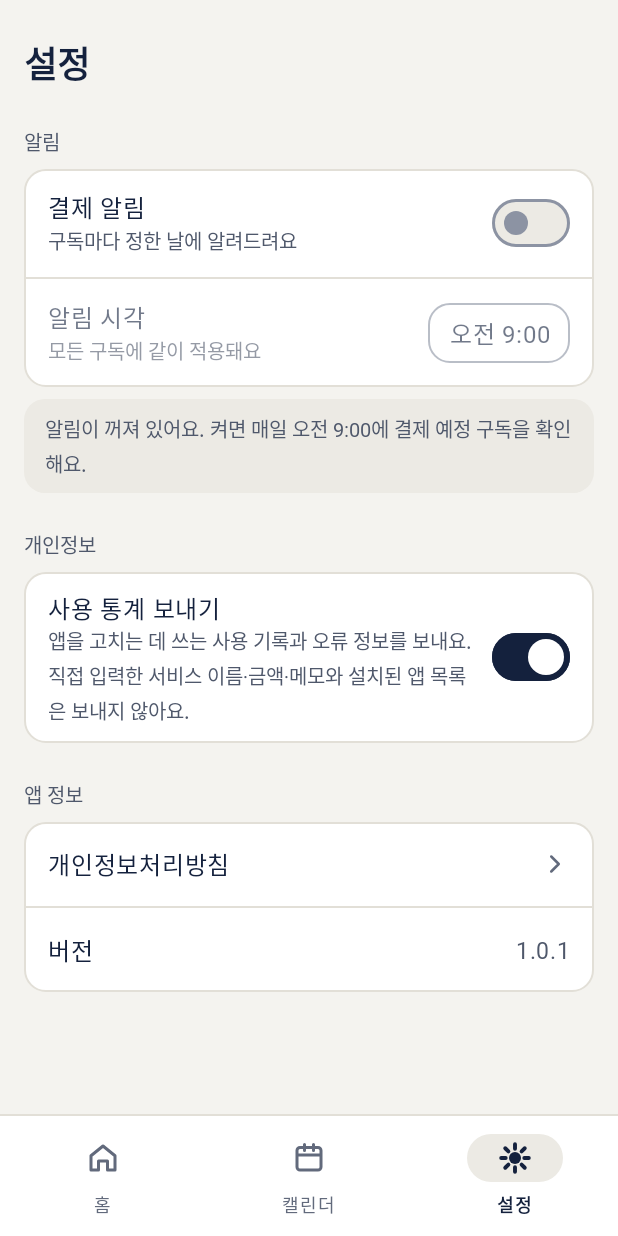
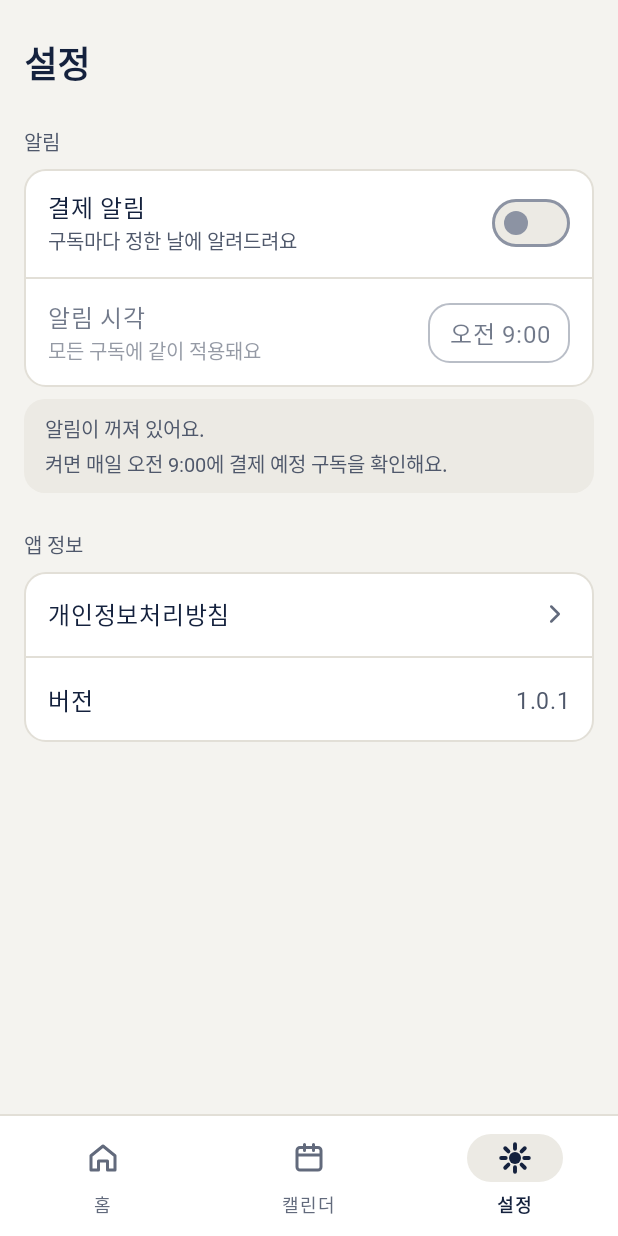
Before and after one commit to june0103/Subscription-Management, an Android app: the SettingsFragment screen opened through its navigation route, item 3 of the bottom bar chosen, on a phone screen of 412 x 824 dp. Run offline under Robolectric (Android 15) with nearby library versions, the phone set to English and light mode, and no system bars; our stand-ins replace AdMob, navigation-ui; 3 statements that could not run were skipped.

Commit message:
Always collect analytics in release; fix editor chips and line breaks
Analytics
- Remove the "사용 통계 보내기" switch from settings; release builds
  always collect (BuildConfig.ANALYTICS_ENABLED), debug stays off unless
  built with -PENABLE_DEBUG_ANALYTICS=true
- Drop the stored opt-in setting and its view model/fragment wiring
- Privacy policy: describe always-on collection, uninstalling as the
  way to refuse overseas transfer, new effective date 2026-10-06

Editor and text
- Fix reminder chips going blank after returning from "설치된 앱에서
  찾기": the chip map was created once (by lazy) and kept pointing at
  the first view's chips
- Center text in fixed-height due labels (includeFontPadding off)
- Break two-sentence helper texts after the first sentence and use
  word-based Korean line breaking on Android 13+ (values-v33 theme)

Co-Authored-By: Claude Opus 5.5 <noreply@anthropic.com>

```diff
--- a/app/src/main/AndroidManifest.xml
+++ b/app/src/main/AndroidManifest.xml
@@ -24,8 +24,8 @@
         android:theme="@style/Theme.SubscriptionManagement"
         tools:targetApi="31">
         <!--
-          Firebase 수집은 모두 꺼진 채로 시작하고, 앱이 켜질 때 사용자의 '사용 통계 보내기'
-          설정을 적용한다(SubscriptionApp). 화면 조회는 단일 액티비티라 직접 기록한다.
+          Firebase 수집은 모두 꺼진 채로 시작하고, 앱이 켜질 때 빌드 값대로 켠다
+          (SubscriptionApp, 릴리스는 항상 켬). 화면 조회는 단일 액티비티라 직접 기록한다.
         -->
         <meta-data
             android:name="firebase_analytics_collection_enabled"
--- a/app/src/main/java/com/management/subscription/SubscriptionApp.kt
+++ b/app/src/main/java/com/management/subscription/SubscriptionApp.kt
@@ -3,26 +3,13 @@ package com.management.subscription
 import android.app.Application
 import com.management.subscription.analytics.Analytics
 import com.management.subscription.analytics.FirebaseAnalyticsTracker
-import com.management.subscription.data.SettingsRepository
-import kotlinx.coroutines.CoroutineScope
-import kotlinx.coroutines.Dispatchers
-import kotlinx.coroutines.SupervisorJob
-import kotlinx.coroutines.launch
 
 class SubscriptionApp : Application() {
-
-    private val appScope = CoroutineScope(SupervisorJob() + Dispatchers.Default)
 
     override fun onCreate() {
         super.onCreate()
         Analytics.init(FirebaseAnalyticsTracker(this))
-
-        // 매니페스트에서 수집은 꺼진 채로 시작한다. 사용자의 선택(없으면 빌드 기본값)을 적용한다.
-        appScope.launch {
-            val settings = SettingsRepository.getInstance(this@SubscriptionApp).getSettings()
-            Analytics.setCollectionEnabled(
-                settings.analyticsEnabled ?: BuildConfig.ANALYTICS_DEFAULT_ENABLED
-            )
-        }
+        // 매니페스트에서 수집은 꺼진 채로 시작하고, 여기서 빌드 값대로 켠다(릴리스는 항상 켬).
+        Analytics.setCollectionEnabled(BuildConfig.ANALYTICS_ENABLED)
     }
 }
--- a/app/src/main/java/com/management/subscription/data/SettingsRepository.kt
+++ b/app/src/main/java/com/management/subscription/data/SettingsRepository.kt
@@ -39,12 +39,6 @@ class SettingsRepository private constructor(
         }
     }
 
-    suspend fun setAnalyticsEnabled(enabled: Boolean) {
-        appContext.settingsDataStore.edit { preferences ->
-            preferences[KEY_ANALYTICS_ENABLED] = enabled
-        }
-    }
-
     suspend fun updateLastDispatchDate(date: LocalDate?) {
         appContext.settingsDataStore.edit { preferences ->
             if (date == null) {
@@ -64,8 +58,7 @@ class SettingsRepository private constructor(
             notificationsEnabled = preferences[KEY_NOTIFICATIONS_ENABLED] ?: false,
             reminderHour = preferences[KEY_REMINDER_HOUR] ?: 9,
             reminderMinute = preferences[KEY_REMINDER_MINUTE] ?: 0,
-            lastDispatchDate = lastDispatchDate,
-            analyticsEnabled = preferences[KEY_ANALYTICS_ENABLED]
+            lastDispatchDate = lastDispatchDate
         )
     }
 
@@ -74,7 +67,6 @@ class SettingsRepository private constructor(
         private val KEY_REMINDER_HOUR = intPreferencesKey("reminder_hour")
         private val KEY_REMINDER_MINUTE = intPreferencesKey("reminder_minute")
         private val KEY_LAST_DISPATCH_DATE = stringPreferencesKey("last_dispatch_date")
-        private val KEY_ANALYTICS_ENABLED = booleanPreferencesKey("analytics_enabled")
 
         @Volatile
         private var instance: SettingsRepository? = null
--- a/app/src/main/java/com/management/subscription/data/UserSettings.kt
+++ b/app/src/main/java/com/management/subscription/data/UserSettings.kt
@@ -6,7 +6,5 @@ data class UserSettings(
     val notificationsEnabled: Boolean = false,
     val reminderHour: Int = 9,
     val reminderMinute: Int = 0,
-    val lastDispatchDate: LocalDate? = null,
-    /** 사용 통계 보내기. null이면 아직 고르지 않은 것으로 보고 빌드 기본값을 쓴다. */
-    val analyticsEnabled: Boolean? = null
+    val lastDispatchDate: LocalDate? = null
 )
--- a/app/src/main/java/com/management/subscription/editor/SubscriptionEditorFragment.kt
+++ b/app/src/main/java/com/management/subscription/editor/SubscriptionEditorFragment.kt
@@ -46,14 +46,15 @@ class SubscriptionEditorFragment : Fragment() {
     private val binding get() = checkNotNull(_binding)
 
     /** 칩으로 바로 고르는 알림 시점. 나머지 값은 "직접 설정" 칩에 표시된다. */
-    private val reminderPresets by lazy(LazyThreadSafetyMode.NONE) {
-        mapOf(
+    // 화면(뷰)이 다시 만들어지면 칩도 새로 생기므로 매번 현재 뷰에서 찾는다.
+    // (by lazy로 두면 '설치된 앱에서 찾기'에서 돌아온 뒤 예전 칩을 가리켜 새 칩이 비어 보였다.)
+    private val reminderPresets
+        get() = mapOf(
             0 to binding.chipReminder0,
             1 to binding.chipReminder1,
             3 to binding.chipReminder3,
             7 to binding.chipReminder7
         )
-    }
     private var isRenderingState = false
     private var appliedTextSyncVersion = -1
     private val categoryChips = mutableMapOf<SubscriptionCategory, Chip>()
--- a/app/src/main/java/com/management/subscription/settings/SettingsFragment.kt
+++ b/app/src/main/java/com/management/subscription/settings/SettingsFragment.kt
@@ -116,10 +116,6 @@ class SettingsFragment : Fragment() {
             }
         }
 
-        binding.switchAnalytics.setOnCheckedChangeListener { _, isChecked ->
-            if (!isRenderingState) viewModel.setAnalyticsEnabled(isChecked)
-        }
-
         binding.layoutReminderTime.setOnClickListener {
             showTimePicker()
         }
@@ -165,10 +161,6 @@ class SettingsFragment : Fragment() {
             binding.switchNotifications.isChecked = state.notificationsEnabled
         }
 
-        if (binding.switchAnalytics.isChecked != state.analyticsEnabled) {
-            binding.switchAnalytics.isChecked = state.analyticsEnabled
-        }
-
         binding.tvReminderTimeValue.text =
             SubscriptionFormatters.reminderTime(state.reminderHour, state.reminderMinute)
         binding.layoutReminderTime.alpha = if (state.notificationsEnabled) 1f else 0.6f
--- a/app/src/main/java/com/management/subscription/settings/SettingsUiState.kt
+++ b/app/src/main/java/com/management/subscription/settings/SettingsUiState.kt
@@ -3,6 +3,5 @@ package com.management.subscription.settings
 data class SettingsUiState(
     val notificationsEnabled: Boolean = false,
     val reminderHour: Int = 9,
-    val reminderMinute: Int = 0,
-    val analyticsEnabled: Boolean = false
+    val reminderMinute: Int = 0
 )
--- a/app/src/main/java/com/management/subscription/settings/SettingsViewModel.kt
+++ b/app/src/main/java/com/management/subscription/settings/SettingsViewModel.kt
@@ -3,7 +3,6 @@ package com.management.subscription.settings
 import androidx.lifecycle.ViewModel
 import androidx.lifecycle.ViewModelProvider
 import androidx.lifecycle.viewModelScope
-import com.management.subscription.BuildConfig
 import com.management.subscription.analytics.Analytics
 import com.management.subscription.analytics.AnalyticsEvent
 import com.management.subscription.data.SettingsRepository
@@ -23,8 +22,7 @@ class SettingsViewModel(
             SettingsUiState(
                 notificationsEnabled = settings.notificationsEnabled,
                 reminderHour = settings.reminderHour,
-                reminderMinute = settings.reminderMinute,
-                analyticsEnabled = settings.analyticsEnabled ?: BuildConfig.ANALYTICS_DEFAULT_ENABLED
+                reminderMinute = settings.reminderMinute
             )
         }
         .stateIn(
@@ -32,13 +30,6 @@ class SettingsViewModel(
             started = SharingStarted.WhileSubscribed(5_000),
             initialValue = SettingsUiState()
         )
-
-    fun setAnalyticsEnabled(enabled: Boolean) {
-        viewModelScope.launch {
-            settingsRepository.setAnalyticsEnabled(enabled)
-            Analytics.setCollectionEnabled(enabled)
-        }
-    }
 
     fun setNotificationsEnabled(enabled: Boolean, canSchedule: Boolean) {
         Analytics.log(AnalyticsEvent.NotificationsToggled(enabled))
--- a/app/src/main/res/layout/fragment_settings.xml
+++ b/app/src/main/res/layout/fragment_settings.xml
@@ -136,51 +136,6 @@
             style="@style/Widget.Gudok.SectionLabel"
             android:layout_marginTop="@dimen/space_6"
             android:accessibilityHeading="true"
-            android:text="@string/settings_section_privacy" />
-
-        <LinearLayout
-            android:layout_width="match_parent"
-            android:layout_height="wrap_content"
-            android:background="@drawable/bg_card"
-            android:gravity="center_vertical"
-            android:minHeight="72dp"
-            android:orientation="horizontal"
-            android:paddingHorizontal="@dimen/space_4"
-            android:paddingVertical="@dimen/space_3">
-
-            <LinearLayout
-                android:layout_width="0dp"
-                android:layout_height="wrap_content"
-                android:layout_weight="1"
-                android:orientation="vertical">
-
-                <TextView
-                    android:layout_width="wrap_content"
-                    android:layout_height="wrap_content"
-                    android:labelFor="@id/switchAnalytics"
-                    android:text="@string/settings_analytics_title"
-                    android:textAppearance="@style/TextAppearance.Gudok.BodyStrong" />
-
-                <TextView
-                    android:layout_width="wrap_content"
-                    android:layout_height="wrap_content"
-                    android:text="@string/settings_analytics_subtitle"
-                    android:textAppearance="@style/TextAppearance.Gudok.Label"
-                    android:textColor="@color/ink_2" />
-            </LinearLayout>
-
-            <com.google.android.material.materialswitch.MaterialSwitch
-                android:id="@+id/switchAnalytics"
-                android:layout_width="wrap_content"
-                android:layout_height="wrap_content"
-                android:layout_marginStart="@dimen/space_3"
-                android:contentDescription="@string/settings_analytics_title" />
-        </LinearLayout>
-
-        <TextView
-            style="@style/Widget.Gudok.SectionLabel"
-            android:layout_marginTop="@dimen/space_6"
-            android:accessibilityHeading="true"
             android:text="@string/settings_section_app" />
 
         <LinearLayout
--- /dev/null
+++ b/app/src/main/res/values-v33/themes.xml
@@ -0,0 +1,14 @@
+<?xml version="1.0" encoding="utf-8"?>
+<resources>
+    <!--
+      Android 13(API 33)부터 지원하는 단어 단위 줄바꿈. 기본값은 한국어를 글자 단위로 끊어서
+      "바꿀 수 있어/요"처럼 단어가 잘린다. 모든 TextView에 phrase 줄바꿈을 적용한다.
+    -->
+    <style name="Theme.SubscriptionManagement" parent="Base.Theme.SubscriptionManagement">
+        <item name="android:textViewStyle">@style/Widget.Gudok.TextView</item>
+    </style>
+
+    <style name="Widget.Gudok.TextView" parent="android:Widget.Material.TextView">
+        <item name="android:lineBreakWordStyle">phrase</item>
+    </style>
+</resources>
--- a/app/src/main/res/values/strings.xml
+++ b/app/src/main/res/values/strings.xml
@@ -80,11 +80,11 @@
     <string name="editor_label_billing_day">결제일</string>
     <string name="editor_billing_hint_format">다음 결제 %1$s · %2$s</string>
     <string name="editor_label_reminder">알림 시점</string>
-    <string name="editor_reminder_hint_format">%1$s %2$s에 알려드려요. 알림 시각은 설정에서 바꿀 수 있어요.</string>
+    <string name="editor_reminder_hint_format">%1$s %2$s에 알려드려요.\n알림 시각은 설정에서 바꿀 수 있어요.</string>
     <string name="editor_summary_format">%1$s 결제 · 다음 알림 %2$s</string>
     <string name="editor_optional">(선택)</string>
     <string name="editor_label_category">카테고리</string>
-    <string name="editor_category_auto_hint">서비스에 맞춰 자동으로 골랐어요. 다른 카테고리를 눌러 바꿀 수 있어요.</string>
+    <string name="editor_category_auto_hint">서비스에 맞춰 자동으로 골랐어요.\n다른 카테고리를 눌러 바꿀 수 있어요.</string>
     <string name="editor_label_payment">결제수단</string>
     <string name="editor_label_memo">메모</string>
     <string name="editor_memo_hint">해지 방법이나 계정을 적어두세요</string>
@@ -137,15 +137,12 @@
     <string name="settings_notifications_subtitle">구독마다 정한 날에 알려드려요</string>
     <string name="settings_time_title">알림 시각</string>
     <string name="settings_time_subtitle">모든 구독에 같이 적용돼요</string>
-    <string name="settings_status_off">알림이 꺼져 있어요. 켜면 매일 %1$s에 결제 예정 구독을 확인해요.</string>
-    <string name="settings_status_permission_required">알림 권한이 필요해요. 허용하면 매일 %1$s에 결제 예정 구독을 확인해요.</string>
-    <string name="settings_status_system_disabled">휴대폰 설정에서 앱 알림이 꺼져 있어요. 설정에서 켜야 알림이 표시돼요.</string>
+    <string name="settings_status_off">알림이 꺼져 있어요.\n켜면 매일 %1$s에 결제 예정 구독을 확인해요.</string>
+    <string name="settings_status_permission_required">알림 권한이 필요해요.\n허용하면 매일 %1$s에 결제 예정 구독을 확인해요.</string>
+    <string name="settings_status_system_disabled">휴대폰 설정에서 앱 알림이 꺼져 있어요.\n설정에서 켜야 알림이 표시돼요.</string>
     <string name="settings_status_on">매일 %1$s에 결제 예정 구독을 확인해 알려드려요.</string>
     <string name="settings_permission_denied">알림 권한이 없어서 결제 알림을 켤 수 없어요.</string>
     <string name="settings_time_picker_title">알림 시각 선택</string>
-    <string name="settings_section_privacy">개인정보</string>
-    <string name="settings_analytics_title">사용 통계 보내기</string>
-    <string name="settings_analytics_subtitle">앱을 고치는 데 쓰는 사용 기록과 오류 정보를 보내요. 직접 입력한 서비스 이름·금액·메모와 설치된 앱 목록은 보내지 않아요.</string>
     <string name="settings_section_app">앱 정보</string>
     <string name="settings_version">버전</string>
     <string name="settings_privacy_policy">개인정보처리방침</string>
--- a/app/src/main/res/values/styles.xml
+++ b/app/src/main/res/values/styles.xml
@@ -238,6 +238,8 @@
         <item name="android:textSize">13sp</item>
         <item name="android:fontFamily">@font/ibm_plex_sans_kr_semibold</item>
         <item name="android:textColor">@color/due_later_ink</item>
+        <!-- 높이가 고정된 라벨이라, 글꼴 위쪽 여백(includeFontPadding)이 붙으면 글자가 아래로 쏠린다 -->
+        <item name="android:includeFontPadding">false</item>
     </style>
 
     <style name="Widget.Gudok.NavIndicator" parent="Widget.Material3.BottomNavigationView.ActiveIndicator">
--- a/app/src/main/res/values/themes.xml
+++ b/app/src/main/res/values/themes.xml
@@ -1,7 +1,7 @@
 <?xml version="1.0" encoding="utf-8"?>
 <resources>
 
-    <style name="Theme.SubscriptionManagement" parent="Theme.Material3.DayNight.NoActionBar">
+    <style name="Base.Theme.SubscriptionManagement" parent="Theme.Material3.DayNight.NoActionBar">
         <item name="android:windowBackground">@color/bg</item>
         <item name="android:colorBackground">@color/bg</item>
         <item name="android:fontFamily">@font/ibm_plex_sans_kr</item>
@@ -42,6 +42,9 @@
         <item name="materialSwitchStyle">@style/Widget.Gudok.Switch</item>
     </style>
 
+    <!-- 앱 테마. Android 13+에서는 values-v33에서 한국어 줄바꿈을 단어 단위로 바꾼다. -->
+    <style name="Theme.SubscriptionManagement" parent="Base.Theme.SubscriptionManagement" />
+
     <style name="ThemeOverlay.Gudok.BottomSheet" parent="ThemeOverlay.Material3.BottomSheetDialog">
         <item name="colorSurfaceContainerLow">@color/surface</item>
         <item name="elevationOverlayEnabled">false</item>
```
Also changed, not shown: app/build.gradle.kts (+4 -3 lines), 2 other files.
